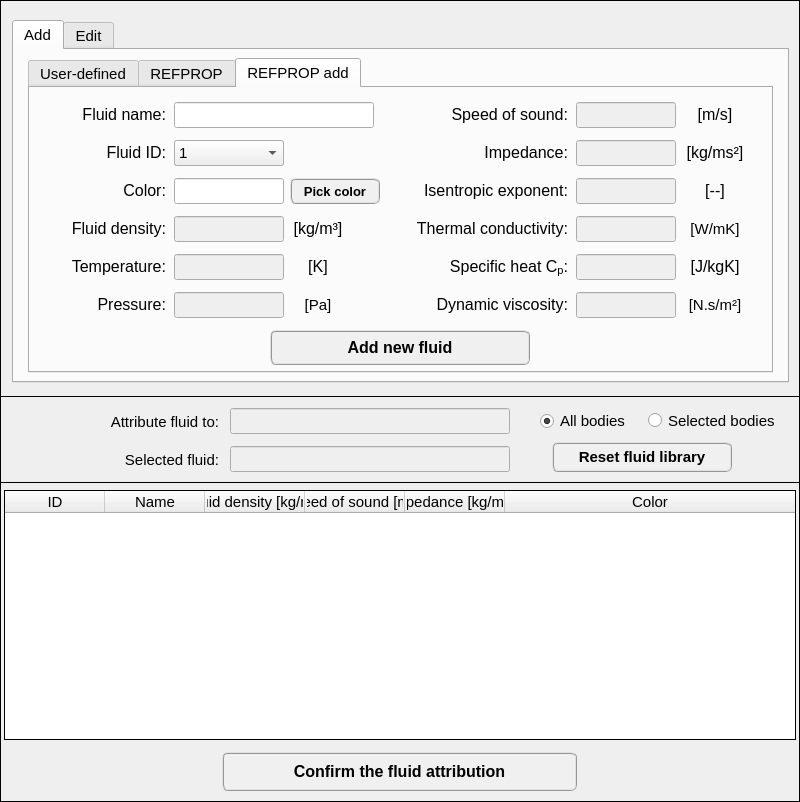
This is data/ui_files/model/acoustic/fluid_input.ui in MOPT-UFSC/VIBRA as Qt 5 draws it before an edit. The edited form follows.
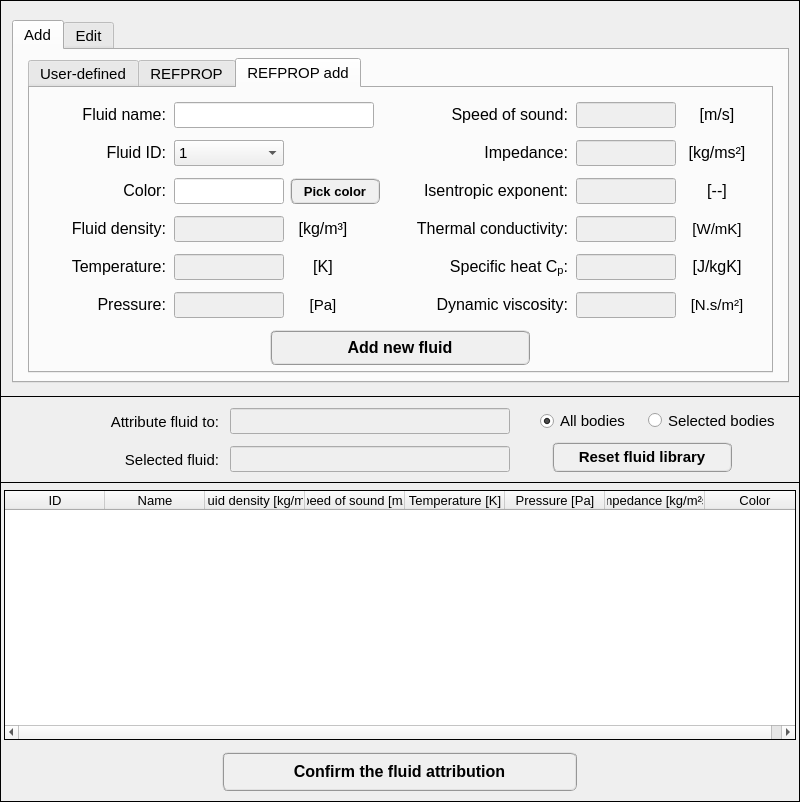
This is the edited form. The open tabs and pages were chosen to show the change. Icons and pictures are not drawn.

Diff of the .ui file:
```diff
--- a/data/ui_files/model/acoustic/fluid_input.ui
+++ b/data/ui_files/model/acoustic/fluid_input.ui
@@ -1680,21 +1680,21 @@
        <widget class="QLabel" name="density_label_23">
         <property name="geometry">
          <rect>
-          <x>258</x>
+          <x>260</x>
           <y>128</y>
-          <width>60</width>
+          <width>66</width>
           <height>26</height>
          </rect>
         </property>
         <property name="minimumSize">
          <size>
-          <width>60</width>
+          <width>66</width>
           <height>26</height>
          </size>
         </property>
         <property name="maximumSize">
          <size>
-          <width>60</width>
+          <width>66</width>
           <height>26</height>
          </size>
         </property>
@@ -1773,7 +1773,7 @@
        <widget class="QLabel" name="density_label_25">
         <property name="geometry">
          <rect>
-          <x>652</x>
+          <x>654</x>
           <y>14</y>
           <width>66</width>
           <height>26</height>
@@ -1801,7 +1801,7 @@
        <widget class="QLabel" name="density_label_5">
         <property name="geometry">
          <rect>
-          <x>652</x>
+          <x>654</x>
           <y>166</y>
           <width>66</width>
           <height>26</height>
@@ -1919,7 +1919,7 @@
        <widget class="QLabel" name="coefficient_mK_13">
         <property name="geometry">
          <rect>
-          <x>652</x>
+          <x>654</x>
           <y>90</y>
           <width>66</width>
           <height>26</height>
@@ -2241,7 +2241,7 @@
        <widget class="QLabel" name="density_label_26">
         <property name="geometry">
          <rect>
-          <x>652</x>
+          <x>654</x>
           <y>52</y>
           <width>66</width>
           <height>26</height>
@@ -2309,7 +2309,7 @@
        <widget class="QLabel" name="coefficient_mK_14">
         <property name="geometry">
          <rect>
-          <x>652</x>
+          <x>654</x>
           <y>204</y>
           <width>66</width>
           <height>26</height>
@@ -2327,6 +2327,11 @@
           <height>26</height>
          </size>
         </property>
+        <property name="font">
+         <font>
+          <pointsize>11</pointsize>
+         </font>
+        </property>
         <property name="text">
          <string>&lt;html&gt;&lt;head/&gt;&lt;body&gt;&lt;p align=&quot;center&quot;&gt;&lt;span style=&quot; font-style:normal;&quot;&gt;[N.s/m²]&lt;/span&gt;&lt;/p&gt;&lt;/body&gt;&lt;/html&gt;</string>
         </property>
@@ -2334,7 +2339,7 @@
        <widget class="QLabel" name="poisson_label_6">
         <property name="geometry">
          <rect>
-          <x>652</x>
+          <x>654</x>
           <y>128</y>
           <width>66</width>
           <height>26</height>
@@ -2352,6 +2357,11 @@
           <height>26</height>
          </size>
         </property>
+        <property name="font">
+         <font>
+          <pointsize>11</pointsize>
+         </font>
+        </property>
         <property name="text">
          <string>&lt;html&gt;&lt;head/&gt;&lt;body&gt;&lt;p align=&quot;center&quot;&gt;&lt;span style=&quot; font-style:normal;&quot;&gt;[W/mK]&lt;/span&gt;&lt;/p&gt;&lt;/body&gt;&lt;/html&gt;</string>
         </property>
@@ -2427,24 +2437,29 @@
        <widget class="QLabel" name="coefficient_mK_15">
         <property name="geometry">
          <rect>
-          <x>258</x>
+          <x>260</x>
           <y>204</y>
-          <width>60</width>
+          <width>66</width>
           <height>26</height>
          </rect>
         </property>
         <property name="minimumSize">
          <size>
-          <width>60</width>
+          <width>66</width>
           <height>26</height>
          </size>
         </property>
         <property name="maximumSize">
          <size>
-          <width>60</width>
+          <width>66</width>
           <height>26</height>
          </size>
         </property>
+        <property name="font">
+         <font>
+          <pointsize>11</pointsize>
+         </font>
+        </property>
         <property name="text">
          <string>&lt;html&gt;&lt;head/&gt;&lt;body&gt;&lt;p align=&quot;center&quot;&gt;&lt;span style=&quot; font-style:normal;&quot;&gt;[Pa]&lt;/span&gt;&lt;/p&gt;&lt;/body&gt;&lt;/html&gt;</string>
         </property>
@@ -2452,21 +2467,21 @@
        <widget class="QLabel" name="density_label_27">
         <property name="geometry">
          <rect>
-          <x>258</x>
+          <x>260</x>
           <y>166</y>
-          <width>60</width>
+          <width>66</width>
           <height>26</height>
          </rect>
         </property>
         <property name="minimumSize">
          <size>
-          <width>60</width>
+          <width>66</width>
           <height>26</height>
          </size>
         </property>
         <property name="maximumSize">
          <size>
-          <width>60</width>
+          <width>66</width>
           <height>26</height>
          </size>
         </property>
@@ -4043,7 +4058,7 @@
     <property name="font">
      <font>
       <family>MS Shell Dlg 2</family>
-      <pointsize>10</pointsize>
+      <pointsize>9</pointsize>
       <weight>50</weight>
       <bold>false</bold>
      </font>
@@ -4064,7 +4079,7 @@
      <bool>true</bool>
     </property>
     <property name="alternatingRowColors">
-     <bool>true</bool>
+     <bool>false</bool>
     </property>
     <property name="indentation">
      <number>0</number>
@@ -4091,7 +4106,7 @@
      <property name="font">
       <font>
        <family>MS Shell Dlg 2</family>
-       <pointsize>11</pointsize>
+       <pointsize>10</pointsize>
        <weight>50</weight>
        <bold>false</bold>
       </font>
@@ -4099,15 +4114,6 @@
      <property name="textAlignment">
       <set>AlignCenter</set>
      </property>
-     <property name="foreground">
-      <brush brushstyle="SolidPattern">
-       <color alpha="255">
-        <red>0</red>
-        <green>0</green>
-        <blue>0</blue>
-       </color>
-      </brush>
-     </property>
     </column>
     <column>
      <property name="text">
@@ -4116,7 +4122,7 @@
      <property name="font">
       <font>
        <family>MS Shell Dlg 2</family>
-       <pointsize>11</pointsize>
+       <pointsize>10</pointsize>
        <weight>50</weight>
        <bold>false</bold>
       </font>
@@ -4131,15 +4137,6 @@
        <blue>255</blue>
       </color>
      </property>
-     <property name="foreground">
-      <brush brushstyle="SolidPattern">
-       <color alpha="255">
-        <red>0</red>
-        <green>0</green>
-        <blue>0</blue>
-       </color>
-      </brush>
-     </property>
     </column>
     <column>
      <property name="text">
@@ -4148,7 +4145,7 @@
      <property name="font">
       <font>
        <family>MS Shell Dlg 2</family>
-       <pointsize>11</pointsize>
+       <pointsize>10</pointsize>
        <weight>50</weight>
        <bold>false</bold>
       </font>
@@ -4156,15 +4153,6 @@
      <property name="textAlignment">
       <set>AlignCenter</set>
      </property>
-     <property name="foreground">
-      <brush brushstyle="SolidPattern">
-       <color alpha="255">
-        <red>0</red>
-        <green>0</green>
-        <blue>0</blue>
-       </color>
-      </brush>
-     </property>
     </column>
     <column>
      <property name="text">
@@ -4173,7 +4161,7 @@
      <property name="font">
       <font>
        <family>MS Shell Dlg 2</family>
-       <pointsize>11</pointsize>
+       <pointsize>10</pointsize>
        <weight>50</weight>
        <bold>false</bold>
       </font>
@@ -4181,14 +4169,31 @@
      <property name="textAlignment">
       <set>AlignCenter</set>
      </property>
-     <property name="foreground">
-      <brush brushstyle="SolidPattern">
-       <color alpha="255">
-        <red>0</red>
-        <green>0</green>
-        <blue>0</blue>
-       </color>
-      </brush>
+    </column>
+    <column>
+     <property name="text">
+      <string>Temperature [K]</string>
+     </property>
+     <property name="font">
+      <font>
+       <pointsize>10</pointsize>
+      </font>
+     </property>
+     <property name="textAlignment">
+      <set>AlignCenter</set>
+     </property>
+    </column>
+    <column>
+     <property name="text">
+      <string>Pressure [Pa]</string>
+     </property>
+     <property name="font">
+      <font>
+       <pointsize>10</pointsize>
+      </font>
+     </property>
+     <property name="textAlignment">
+      <set>AlignCenter</set>
      </property>
     </column>
     <column>
@@ -4198,7 +4203,7 @@
      <property name="font">
       <font>
        <family>MS Shell Dlg 2</family>
-       <pointsize>11</pointsize>
+       <pointsize>10</pointsize>
        <weight>50</weight>
        <bold>false</bold>
       </font>
@@ -4206,15 +4211,6 @@
      <property name="textAlignment">
       <set>AlignCenter</set>
      </property>
-     <property name="foreground">
-      <brush brushstyle="SolidPattern">
-       <color alpha="255">
-        <red>0</red>
-        <green>0</green>
-        <blue>0</blue>
-       </color>
-      </brush>
-     </property>
     </column>
     <column>
      <property name="text">
@@ -4223,7 +4219,7 @@
      <property name="font">
       <font>
        <family>MS Shell Dlg 2</family>
-       <pointsize>11</pointsize>
+       <pointsize>10</pointsize>
        <weight>50</weight>
        <bold>false</bold>
       </font>
@@ -4231,15 +4227,6 @@
      <property name="textAlignment">
       <set>AlignCenter</set>
      </property>
-     <property name="foreground">
-      <brush brushstyle="SolidPattern">
-       <color alpha="255">
-        <red>0</red>
-        <green>0</green>
-        <blue>0</blue>
-       </color>
-      </brush>
-     </property>
     </column>
    </widget>
    <widget class="QPushButton" name="pushButton_confirm">
```
Left out of the diff: 42 changed lines with no effect on the pictures.
